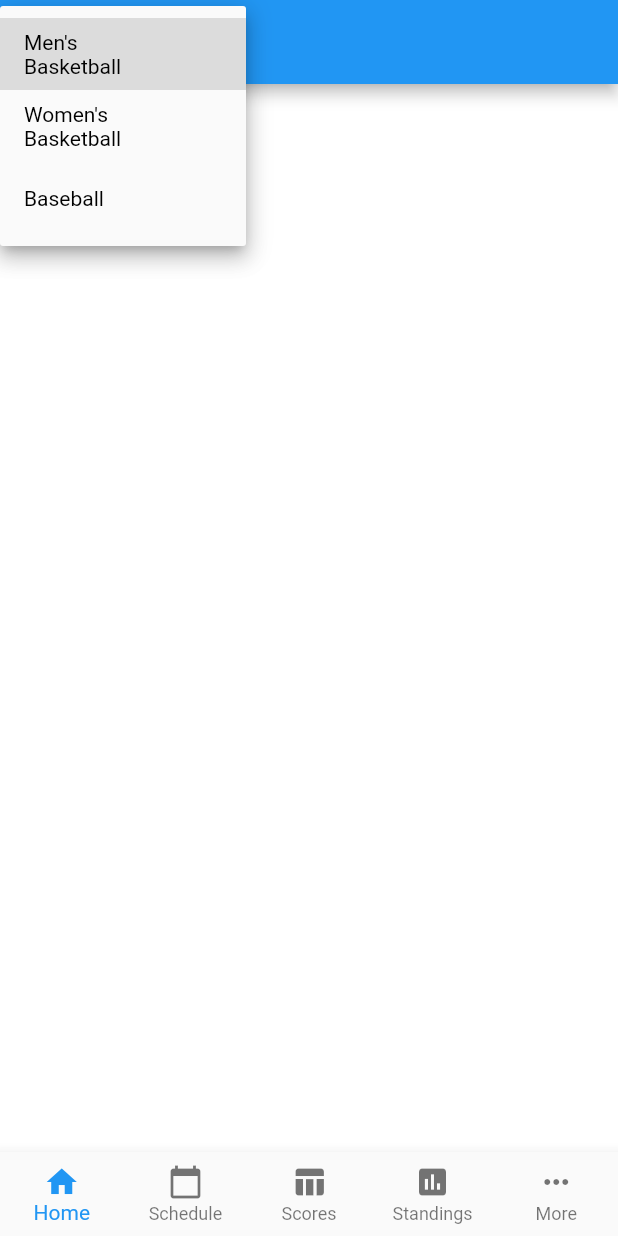
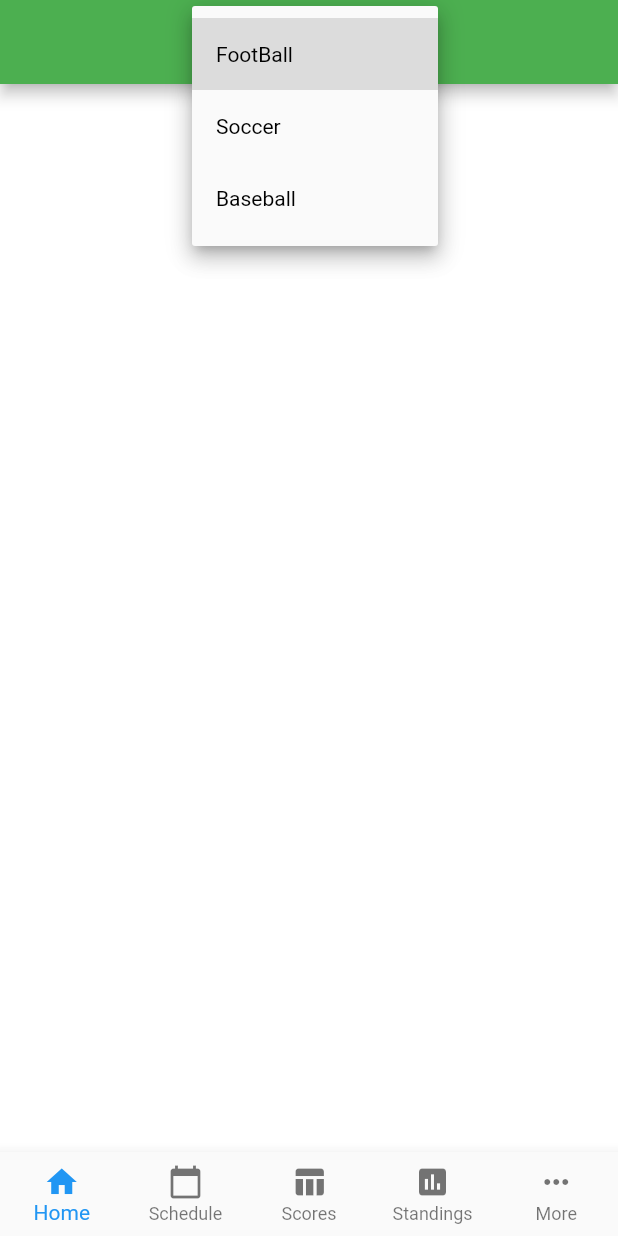
Before and after one commit to allemangd-uncc/capstone_hungry_hippos, a Flutter app: the screen it shows after launch, after a tap on the "arrow drop down" icon, on a phone screen of 412 x 824 dp. Run offline on Flutter 3.47's test engine with Material 2 defaults, Android fonts, the phone set to English and light mode, and no system bars.

Commit message:
Re-did home_widget.dart -> home_widget2.dart and Dropdown works

```diff
--- a/lib/drop_down_widget.dart
+++ /dev/null
@@ -1,51 +0,0 @@
-import 'package:flutter/foundation.dart';
-import 'package:flutter/material.dart';
-import 'package:flutter/widgets.dart';
-import 'home_widget.dart';
-
-class DropDownWidget extends StatefulWidget{
-  @override
-  _DropDownWidget createState() => _DropDownWidget();
-
-}
-
-class _DropDownWidget extends State<DropDownWidget>{
-  Item selectedSport;
-  String curSport;
-  Color _appBarColor;
-  List<Item> colorList = <Item>[
-    const Item("Men's Basketball", Colors.red),
-    const Item("Women's Basketball", Colors.pinkAccent),
-    const Item('Baseball', Colors.yellow),
-  ];
-
-  @override
-  Widget build(BuildContext context) {
-    return DropdownButton<Item>(
-      value: selectedSport,
-      icon: Icon(Icons.arrow_drop_down),
-      iconSize: 24,
-      style: TextStyle(color: Colors.black),
-      iconEnabledColor: Colors.white,
-      onChanged: (Item value) {
-        setState(() {
-          selectedSport = value;
-          curSport = selectedSport.name;
-          _appBarColor = selectedSport.color;
-        });
-      },
-      items: colorList.map<DropdownMenuItem<Item>>((Item item) {
-        return DropdownMenuItem<Item>(
-          value: item,
-          child: SizedBox(
-            width: 100,
-            child: Text(item.name),
-          ),
-        );
-      }).toList(),
-    );
-  }
-  String getString(){
-    return curSport;
-  }
-}
--- a/lib/home_widget.dart
+++ /dev/null
@@ -1,74 +0,0 @@
-import 'package:flutter/material.dart';
-import 'placeholder_widget.dart';
-import 'drop_down_widget.dart';
-
-class Home extends StatefulWidget {
-  @override
-  _HomeState createState() => _HomeState();
-}
-
-class _HomeState extends State<Home>{
-  int _currentIndex = 0;
-  var curSport = '';
-
-  final List<Widget> _children = [
-    PlaceholderWidget(Colors.white),
-    PlaceholderWidget(Colors.orange),
-    PlaceholderWidget(Colors.blue),
-    PlaceholderWidget(Colors.red),
-    PlaceholderWidget(Colors.black38),
-  ];
-
-  DropDownWidget ddw = DropDownWidget();
-
-  @override
-  Widget build(BuildContext context) {
-    return Scaffold(
-      appBar: AppBar(
-        title: ddw,
-        //backgroundColor: ,
-      ),
-      body: _children[_currentIndex],
-      bottomNavigationBar: BottomNavigationBar(
-        type: BottomNavigationBarType.fixed,
-        onTap: onTabTapped,
-        currentIndex: _currentIndex,
-        items: [
-          BottomNavigationBarItem(
-            icon: new Icon(Icons.home),
-            title: new Text("Home"),
-          ),
-          BottomNavigationBarItem(
-              icon: new Icon(Icons.calendar_today),
-              title: new Text("Schedule")
-          ),
-          BottomNavigationBarItem(
-              icon: new Icon(Icons.table_chart),
-              title: new Text("Scores")
-          ),
-          BottomNavigationBarItem(
-              icon: new Icon(Icons.assessment),
-              title: new Text("Standings")
-          ),
-          BottomNavigationBarItem(
-              icon: new Icon(Icons.more_horiz),
-              title: new Text("More")
-          )
-        ],
-      ),
-    );
-  }
-
-  void onTabTapped(int index) {
-    setState(() {
-      _currentIndex = index;
-      print(ddw);
-    });
-  }
-}
-
-class Item {
-  const Item(this.name, this.color);
-  final String name;
-  final Color color;
-}
--- /dev/null
+++ b/lib/home_widget2.dart
@@ -0,0 +1,91 @@
+import 'package:flutter/material.dart';
+import 'placeholder_widget.dart';
+
+class Home extends StatelessWidget {
+  final List<Object> _curSport = ['FootBall', Colors.green];
+
+  final List<Item> colorList = <Item>[
+    const Item("FootBall", Colors.red),
+    const Item("Soccer", Colors.pinkAccent),
+    const Item('Baseball', Colors.yellow),
+  ];
+
+  final List<Widget> _children = [
+    PlaceholderWidget(Colors.white),
+    PlaceholderWidget(Colors.orange),
+    PlaceholderWidget(Colors.blue),
+    PlaceholderWidget(Colors.red),
+    PlaceholderWidget(Colors.black38),
+  ];
+
+  @override
+  Widget build(BuildContext context) {
+    int _currentBodyIndex = 0;
+    Item selectedSport;
+
+    return StatefulBuilder(
+        builder: (context, StateSetter setState) => Scaffold(
+              appBar: AppBar(
+                centerTitle: true,
+                title: DropdownButton<Item>(
+                  value: selectedSport,
+                  icon: Icon(Icons.arrow_drop_down),
+                  iconSize: 24,
+                  style: TextStyle(color: Colors.black),
+                  iconEnabledColor: Colors.white,
+                  onChanged: (Item value) {
+                    setState(() {
+                      selectedSport = value;
+                      _curSport[0] = selectedSport.name;
+                      _curSport[1] = selectedSport.color;
+                    });
+                  },
+                  items: colorList.map<DropdownMenuItem<Item>>((Item item) {
+                    return DropdownMenuItem<Item>(
+                      value: item,
+                      child: SizedBox(
+                        width: 100,
+                        child: Text(item.name),
+                      ),
+                    );
+                  }).toList(),
+                ),
+                backgroundColor: _curSport[1],
+              ),
+              body: _children[_currentBodyIndex],
+              bottomNavigationBar: BottomNavigationBar(
+                type: BottomNavigationBarType.fixed,
+                onTap: (int index) {
+                  setState(() {
+                    _currentBodyIndex = index;
+                  });
+                },
+                currentIndex: _currentBodyIndex,
+                items: [
+                  BottomNavigationBarItem(
+                    icon: new Icon(Icons.home),
+                    title: new Text("Home"),
+                  ),
+                  BottomNavigationBarItem(
+                      icon: new Icon(Icons.calendar_today),
+                      title: new Text("Schedule")),
+                  BottomNavigationBarItem(
+                      icon: new Icon(Icons.table_chart),
+                      title: new Text("Scores")),
+                  BottomNavigationBarItem(
+                      icon: new Icon(Icons.assessment),
+                      title: new Text("Standings")),
+                  BottomNavigationBarItem(
+                      icon: new Icon(Icons.more_horiz), title: new Text("More"))
+                ],
+              ),
+            ));
+  }
+}
+
+class Item {
+  const Item(this.name, this.color);
+
+  final String name;
+  final Color color;
+}
--- a/lib/main.dart
+++ b/lib/main.dart
@@ -1,5 +1,5 @@
 import 'package:flutter/material.dart';
-import 'home_widget.dart';
+import 'home_widget2.dart';
 
 void main() => runApp(App());
 
--- a/lib/placeholder_widget.dart
+++ b/lib/placeholder_widget.dart
@@ -2,8 +2,12 @@ import 'package:flutter/material.dart';
 
 class PlaceholderWidget extends StatelessWidget{
   final Color color;
-  PlaceholderWidget(this.color);
+  PlaceholderWidget(this.color,);
 
   @override
-  Widget build(BuildContext context) => Container(color: color,);
+  Widget build(BuildContext context) {
+    return Container(
+      color: color,
+    );
+  }
 }
```
